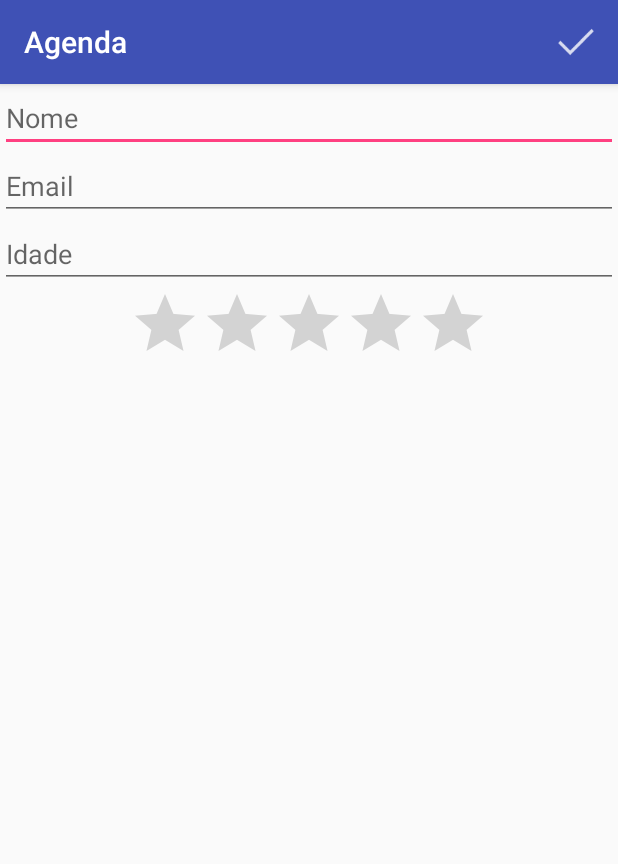
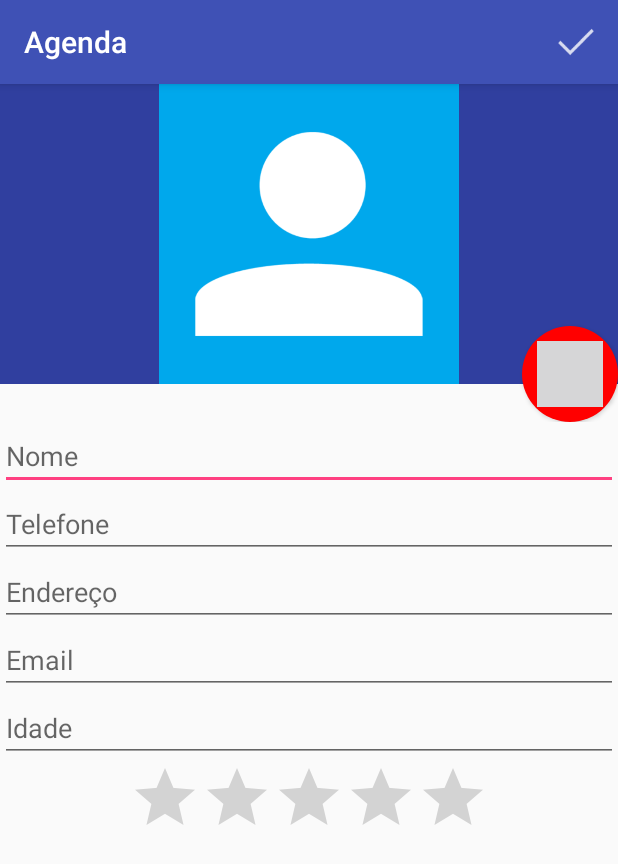
Before and after one commit to thiagosoara/cap2, an Android app: the FormStudentActivity screen opened directly, with no data from a screen before it, on a phone screen of 412 x 824 dp. Shown: the top 864 px of the screen. Run offline under Robolectric (Android 15) with nearby library versions, the light colour scheme and no system bars.

Commit message:
primeira postagem

```diff
--- a/app/src/main/AndroidManifest.xml
+++ b/app/src/main/AndroidManifest.xml
@@ -2,7 +2,10 @@
 <manifest xmlns:android="http://schemas.android.com/apk/res/android"
     package="br.unibratec.pmb.cap2">
 
+    <uses-permission android:name="android.permission.CALL_PHONE" />
+
     <application
+        android:name="br.unibratec.pmb.cap2.ApplicationCap2"
         android:allowBackup="true"
         android:icon="@mipmap/ic_launcher"
         android:label="@string/app_name"
--- a/app/src/main/java/br/unibratec/pmb/cap2/FormStudentActivity.java
+++ b/app/src/main/java/br/unibratec/pmb/cap2/FormStudentActivity.java
@@ -1,5 +1,9 @@
 package br.unibratec.pmb.cap2;
 
+import android.app.Activity;
+import android.content.Intent;
+import android.net.Uri;
+import android.provider.MediaStore;
 import android.support.v7.app.AppCompatActivity;
 import android.os.Bundle;
 import android.util.Log;
@@ -10,21 +14,53 @@ import android.view.View;
 import android.widget.Button;
 import android.widget.Toast;
 
+import java.io.File;
+
 import br.unibratec.pmb.cap2.dao.StudentDAO;
 import br.unibratec.pmb.cap2.helpers.FormStudentHelper;
 import br.unibratec.pmb.cap2.model.Student;
 
 public class FormStudentActivity extends AppCompatActivity {
 
+    private static final int CAMERA_RESULT_CODE = 27;
     private FormStudentHelper formStudentHelper;
     private Student student;
+    private Button btCamera;
+    private String photoPath;
 
     @Override
     protected void onCreate(Bundle savedInstanceState) {
         super.onCreate(savedInstanceState);
         setContentView(R.layout.activity_form_student);
+        student = (Student) getIntent().getSerializableExtra("student");
         formStudentHelper = new FormStudentHelper(this);
 
+        if (student != null){
+            formStudentHelper.fillForm(student);
+        }
+
+        btCamera = (Button) findViewById(R.id.bt_camera);
+        btCamera.setOnClickListener(new View.OnClickListener() {
+            @Override
+            public void onClick(View v) {
+                Intent it = new Intent(MediaStore.ACTION_IMAGE_CAPTURE);
+                photoPath = getExternalFilesDir(null) + "/" + System.currentTimeMillis() + ".jpg";
+                File photoFile = new File(photoPath );
+                it.putExtra(MediaStore.EXTRA_OUTPUT, Uri.fromFile(photoFile));
+                startActivityForResult(it, CAMERA_RESULT_CODE);
+            }
+        });
+
+
+    }
+
+    @Override
+    protected void onActivityResult(int requestCode, int resultCode, Intent data) {
+        if (resultCode == Activity.RESULT_OK) {
+            if (requestCode == CAMERA_RESULT_CODE) {
+                formStudentHelper.loadImage(photoPath);
+            }
+        }
     }
 
     @Override
--- a/app/src/main/java/br/unibratec/pmb/cap2/helpers/FormStudentHelper.java
+++ b/app/src/main/java/br/unibratec/pmb/cap2/helpers/FormStudentHelper.java
@@ -1,7 +1,10 @@
 package br.unibratec.pmb.cap2.helpers;
 
+import android.graphics.Bitmap;
+import android.graphics.BitmapFactory;
 import android.util.Log;
 import android.widget.EditText;
+import android.widget.ImageView;
 import android.widget.NumberPicker;
 import android.widget.RatingBar;
 
@@ -15,26 +18,54 @@ import br.unibratec.pmb.cap2.model.Student;
 
 public class FormStudentHelper {
 
+    private ImageView photoField;
     private EditText nameField;
+    private EditText phoneField;
+    private EditText addressField;
     private EditText emailField;
     private EditText ageField;
     private RatingBar rateField;
 
     public FormStudentHelper(FormStudentActivity activity) {
+        photoField = (ImageView) activity.findViewById(R.id.iv_student_photo);
         nameField = (EditText) activity.findViewById(R.id.et_student_name);
+        phoneField = (EditText) activity.findViewById(R.id.et_student_phone);
+        addressField = (EditText) activity.findViewById(R.id.et_student_address);
         emailField = (EditText) activity.findViewById(R.id.et_student_email);
-        ageField = (EditText) activity.findViewById(R.id.np_student_age);
+        ageField = (EditText) activity.findViewById(R.id.et_student_age);
         rateField = (RatingBar) activity.findViewById(R.id.rb_student_rate);
-
     }
 
     public Student getStudent() {
         Student student = new Student();
+        student.setPhoto((String) photoField.getTag());
         student.setName(nameField.getText().toString());
+        student.setPhone(phoneField.getText().toString());
+        student.setAddress(addressField.getText().toString());
         student.setEmail(emailField.getText().toString());
         student.setAge(Integer.valueOf(ageField.getText().toString()));
         student.setRate(Float.valueOf(rateField.getProgress()));
         return student;
     }
 
+    public void loadImage(String photoPath) {
+        if (photoPath != null) {
+            Bitmap bitmap = BitmapFactory.decodeFile(photoPath);
+            Bitmap bitmapScaled = Bitmap.createScaledBitmap(bitmap, 300, 300, true);
+            photoField.setImageBitmap(bitmapScaled);
+            photoField.setScaleType(ImageView.ScaleType.FIT_XY);
+            photoField.setTag(photoPath);
+        }
+    }
+
+
+    public void fillForm(Student student) {
+        nameField.setText(student.getName());
+        phoneField.setText(student.getPhone());
+        emailField.setText(student.getEmail());
+        addressField.setText(student.getAddress());
+        ageField.setText(Integer.valueOf(student.getAge()));
+        rateField.setProgress(student.getRate().intValue());
+        loadImage(student.getPhoto());
+    }
 }
--- /dev/null
+++ b/app/src/main/res/drawable/background_bt_photo.xml
@@ -0,0 +1,14 @@
+<?xml version="1.0" encoding="utf-8"?>
+<layer-list xmlns:android="http://schemas.android.com/apk/res/android">
+    <item>
+        <shape
+            android:shape="oval">
+            <solid android:color="#ff0000"/>
+            <padding android:top="10dp"
+                android:bottom="10dp"
+                android:left="10dp"
+                android:right="10dp"/>
+        </shape>
+    </item>
+    <item android:drawable="@drawable/ic_camera"/>
+</layer-list>
--- a/app/src/main/res/layout/activity_form_student.xml
+++ b/app/src/main/res/layout/activity_form_student.xml
@@ -3,18 +3,46 @@
     android:layout_width="match_parent"
     android:layout_height="match_parent"
     android:orientation="vertical">
+    <RelativeLayout
+        android:layout_width="match_parent"
+        android:layout_height="225dp">
+        <ImageView
+            android:id="@+id/iv_student_photo"
+            android:src="@drawable/person"
+            android:layout_width="match_parent"
+            android:layout_height="200dp"
+            android:background="@color/colorPrimaryDark"/>
+        <Button
+            android:id="@+id/bt_camera"
+            android:background="@drawable/background_bt_photo"
+            android:layout_alignParentRight="true"
+            android:layout_alignParentBottom="true"
+            android:layout_width="64dp"
+            android:layout_height="64dp"/>
+
+    </RelativeLayout>
     <EditText
         android:id="@+id/et_student_name"
         android:layout_width="match_parent"
         android:layout_height="wrap_content"
         android:hint="Nome" />
     <EditText
+        android:id="@+id/et_student_phone"
+        android:hint="Telefone"
+        android:layout_width="match_parent"
+        android:layout_height="wrap_content" />
+    <EditText
+        android:id="@+id/et_student_address"
+        android:hint="Endereço"
+        android:layout_width="match_parent"
+        android:layout_height="wrap_content" />
+    <EditText
         android:id="@+id/et_student_email"
         android:layout_width="match_parent"
         android:layout_height="wrap_content"
         android:hint="Email" />
     <EditText
-        android:id="@+id/np_student_age"
+        android:id="@+id/et_student_age"
         android:layout_width="match_parent"
         android:layout_height="wrap_content"
         android:inputType="number"
```
Also changed, not shown: app/src/main/java/br/unibratec/pmb/cap2/ApplicationCap2.java (added, +17 -0 lines), app/src/main/java/br/unibratec/pmb/cap2/MainActivity.java (+10 -0 lines), app/src/main/java/br/unibratec/pmb/cap2/dao/StudentDAO.java (+8 -2 lines), app/src/main/java/br/unibratec/pmb/cap2/model/Student.java (+31 -1 lines).
